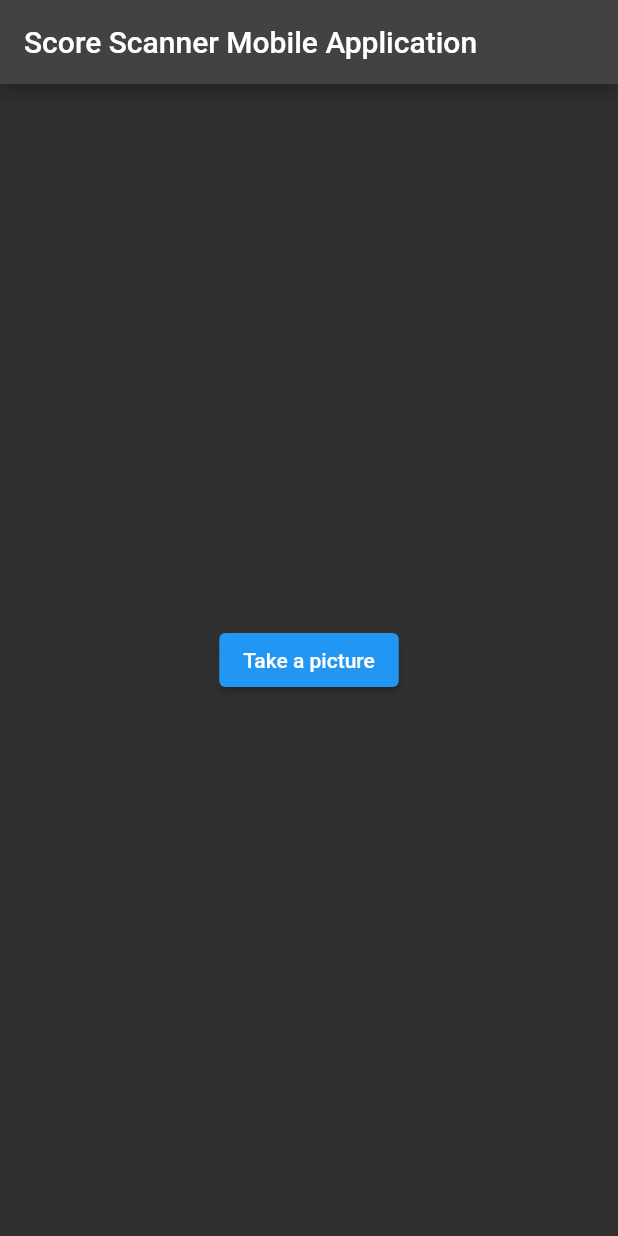
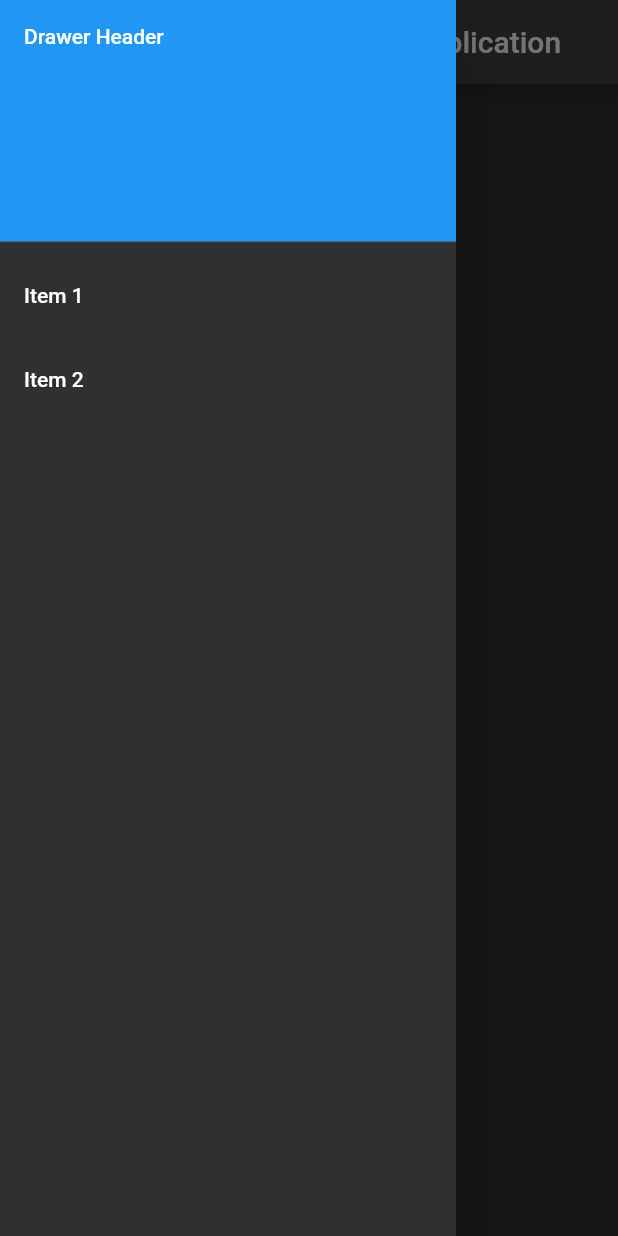
Before and after one commit to superpaulza/Score-reader-App, a Flutter app: the screen it shows after launch, with the side drawer open (before the commit the screen has no drawer), on a phone screen of 412 x 824 dp. Run offline on Flutter 3.47's test engine with Material 2 defaults, Android fonts, the phone set to English and light mode, and no system bars; our stand-ins replace camera.

Commit message:
Added Drawer aka humbuger menu

```diff
--- a/lib/pages/home.dart
+++ b/lib/pages/home.dart
@@ -17,6 +17,41 @@
           },
         ),
       ),
+      drawer: Drawer(
+        // Add a ListView to the drawer. This ensures the user can scroll
+        // through the options in the drawer if there isn't enough vertical
+        // space to fit everything.
+        child: ListView(
+          // Important: Remove any padding from the ListView.
+          padding: EdgeInsets.zero,
+          children: [
+            const DrawerHeader(
+              decoration: BoxDecoration(
+                color: Colors.blue,
+              ),
+              child: Text('Drawer Header'),
+            ),
+            ListTile(
+              title: const Text('Item 1'),
+              onTap: () {
+                // Update the state of the app
+                // ...
+                // Then close the drawer
+                Navigator.pop(context);
+              },
+            ),
+            ListTile(
+              title: const Text('Item 2'),
+              onTap: () {
+                // Update the state of the app
+                // ...
+                // Then close the drawer
+                Navigator.pop(context);
+              },
+            ),
+          ],
+        ),
+      ),
     );
   }
 }
```
Also changed, not shown: lib/main.dart (+1 -10 lines), lib/pages/camera.dart (+8 -3 lines).
